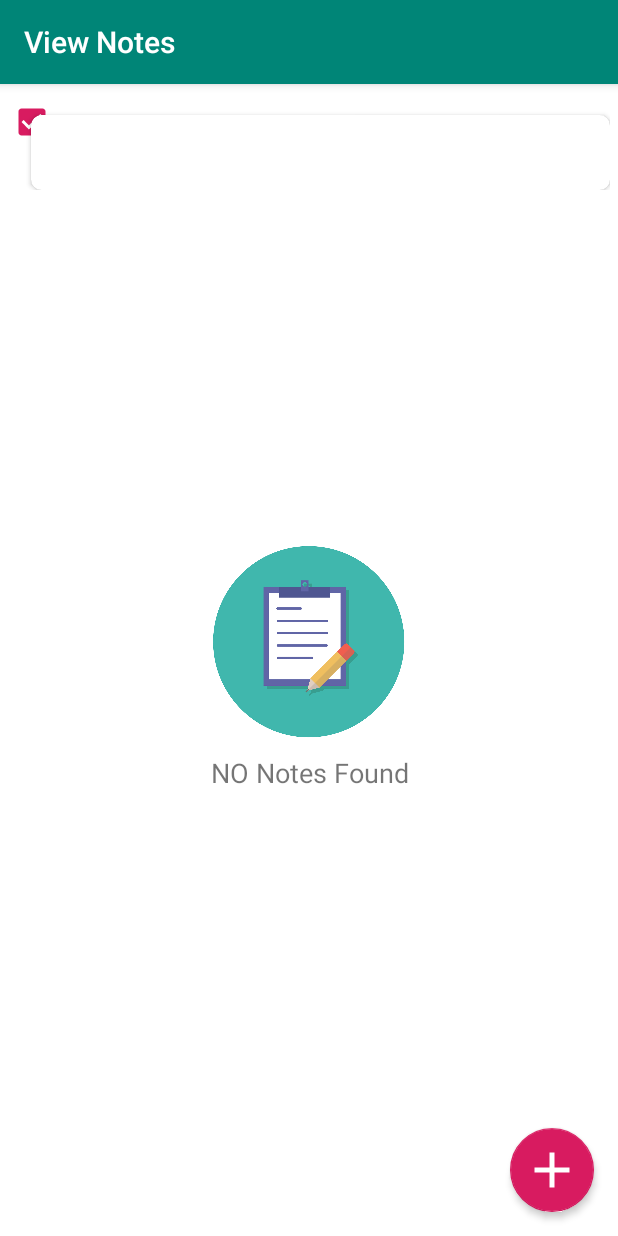
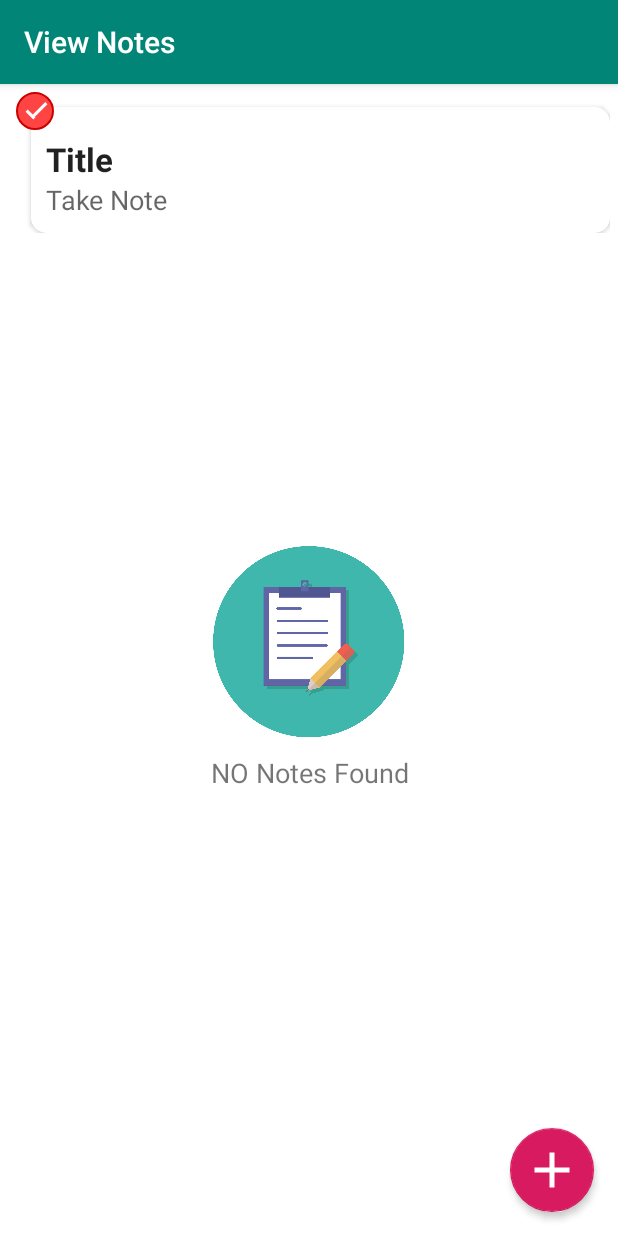
Before and after one commit to deepakgupta7403/GreenDAODemo, an Android app: the screen it shows after launch (ViewNoteActivity), on a phone screen of 412 x 824 dp. Run offline under Robolectric (Android 15) with nearby library versions, the phone set to English and light mode, and no system bars; 1 statement that could not run was skipped.

Commit message:
View Notes Item Created finally DG commit

```diff
--- /dev/null
+++ b/app/src/main/res/drawable/check_checkbox.xml
@@ -0,0 +1,50 @@
+<?xml version="1.0" encoding="utf-8"?>
+<selector xmlns:android="http://schemas.android.com/apk/res/android">
+    <item>
+        <layer-list>
+            <item>
+                <shape android:shape="oval">
+                    <corners android:radius="1dp" />
+                    <stroke
+                        android:width="1dp"
+                        android:color="@android:color/holo_red_dark" />
+                    <gradient
+                        android:startColor="@android:color/holo_red_light"
+                        android:centerColor="@android:color/holo_red_light"
+                        android:endColor="@android:color/holo_red_light"
+                        android:angle="270" />
+                    <size
+                        android:width="@dimen/pad_25dp"
+                        android:height="@dimen/pad_25dp" />
+                </shape>
+            </item>
+
+            <item
+                android:width="7dp"
+                android:height="2dp"
+                android:top="14dp"
+                android:left="6dp">
+                <rotate
+                    android:fromDegrees="45">
+                    <shape android:shape="rectangle">
+                        <solid android:color="#fff"/>
+                    </shape>
+                </rotate>
+            </item>
+
+            <item
+                android:width="12dp"
+                android:height="2dp"
+                android:top="11dp"
+                android:left="10dp">
+                <rotate
+                    android:fromDegrees="-45">
+                    <shape android:shape="rectangle">
+                        <solid android:color="#fff"/>
+                    </shape>
+                </rotate>
+            </item>
+        </layer-list>
+    </item>
+
+</selector>
--- /dev/null
+++ b/app/src/main/res/drawable/round_checkbox.xml
@@ -0,0 +1,9 @@
+<?xml version="1.0" encoding="utf-8"?>
+<selector xmlns:android="http://schemas.android.com/apk/res/android" >
+    <item android:state_checked="true"
+        android:drawable="@drawable/check_checkbox" />
+    <item android:state_pressed="true"
+        android:drawable="@drawable/check_checkbox" />
+    <item android:state_pressed="false"
+        android:drawable="@drawable/uncheck_checkbox" />
+</selector>
--- /dev/null
+++ b/app/src/main/res/drawable/uncheck_checkbox.xml
@@ -0,0 +1,15 @@
+<?xml version="1.0" encoding="UTF-8"?>
+<shape xmlns:android="http://schemas.android.com/apk/res/android" android:shape="oval">
+    <corners android:radius="1dp" />
+    <stroke
+        android:width="1dp"
+        android:color="@android:color/holo_green_dark" />
+    <gradient
+        android:startColor="@android:color/holo_green_light"
+        android:centerColor="@android:color/holo_green_light"
+        android:endColor="@android:color/holo_green_light"
+        android:angle="270" />
+    <size
+        android:width="@dimen/pad_25dp"
+        android:height="@dimen/pad_25dp" />
+</shape>
--- a/app/src/main/res/layout/item_view_notes.xml
+++ b/app/src/main/res/layout/item_view_notes.xml
@@ -1,37 +1,65 @@
 <?xml version="1.0" encoding="utf-8"?>
 <RelativeLayout xmlns:android="http://schemas.android.com/apk/res/android"
+    xmlns:app="http://schemas.android.com/apk/res-auto"
     android:layout_width="match_parent"
     android:layout_height="wrap_content"
-    xmlns:app="http://schemas.android.com/apk/res-auto"
-    android:layout_margin="@dimen/pad_5dp">
+    android:layout_margin="@dimen/pad_5dp"
+    android:orientation="vertical"
+    app:cardBackgroundColor="@android:color/holo_orange_light">
 
 
     <androidx.cardview.widget.CardView
         android:layout_width="match_parent"
-        android:layout_height="@dimen/dim_50sp"
-        app:cardCornerRadius="@dimen/pad_7dp"
-        android:layout_marginLeft="@dimen/pad_15dp"
-        android:layout_marginTop="@dimen/pad_15dp">
+        android:layout_height="wrap_content"
+        app:cardCornerRadius="@dimen/pad_10dp"
+        android:layout_marginTop="@dimen/pad_10dp"
+        android:layout_marginLeft="@dimen/pad_15dp">
+
+        <LinearLayout
+            android:layout_width="match_parent"
+            android:layout_height="match_parent"
+            android:layout_marginTop="@dimen/pad_20dp"
+            android:layout_marginLeft="@dimen/pad_10dp"
+            android:layout_marginBottom="@dimen/pad_10dp"
+            android:layout_marginRight="@dimen/pad_10dp"
+            android:orientation="vertical">
+
+            <TextView
+                android:layout_width="match_parent"
+                android:layout_height="wrap_content"
+                android:textStyle="bold"
+                android:textSize="@dimen/dim_22sp"
+                android:text="@string/title"
+                android:textColor="@color/black_high_emphasis"
+                android:gravity="center|left"/>
+
+            <TextView
+                android:layout_width="match_parent"
+                android:layout_height="wrap_content"
+                android:textSize="@dimen/dim_18sp"
+                android:text="@string/take_notes"
+                android:textColor="@color/black_medium_emphasis"
+                android:gravity="center|left"/>
+        </LinearLayout>
 
 
-        <!--<LinearLayout-->
-            <!--android:layout_width="match_parent"-->
-            <!--android:layout_height="match_parent"></LinearLayout>-->
-        <!---->
-        <!--<TextView-->
-            <!--android:id="@+id/tv_title"-->
-            <!--android:layout_width="match_parent"-->
-            <!--android:layout_height="match_parent"-->
-            <!--android:text="@string/title"-->
-            <!--android:textSize="@dimen/dim_20sp"/>-->
     </androidx.cardview.widget.CardView>
 
-    <CheckBox
-        android:id="@+id/checkb"
-        android:layout_width="@dimen/pad_40dp"
-        android:layout_height="@dimen/pad_40dp"
-        android:gravity="center"
-        android:checked="true"/>
 
+    <RelativeLayout
+        android:layout_width="@dimen/pad_25dp"
+        android:layout_height="@dimen/pad_25dp"
+        android:elevation="@dimen/pad_100dp"
+        android:layout_marginLeft="@dimen/pad_5dp">
+
+        <CheckBox
+            android:id="@+id/checkb"
+            android:layout_width="@dimen/pad_25dp"
+            android:layout_height="@dimen/pad_25dp"
+            android:button="@drawable/round_checkbox"
+            android:checked="true"
+            android:layout_centerInParent="true" />
+
+    </RelativeLayout>
 
 </RelativeLayout>
--- a/app/src/main/res/values/colors.xml
+++ b/app/src/main/res/values/colors.xml
@@ -9,6 +9,8 @@
     <color name="black_medium_emphasis">#99000000</color>
     <color name="black_low_emphasis">#61000000</color>
 
+    <color name="black_ultra_low_emphasis">#33000000</color>
+
     <color name="white">#FFFFFF</color>
     <color name="white_high_emphasis">#DEFFFFFF</color>
     <color name="white_medium_emphasis">#99FFFFFF</color>
```
